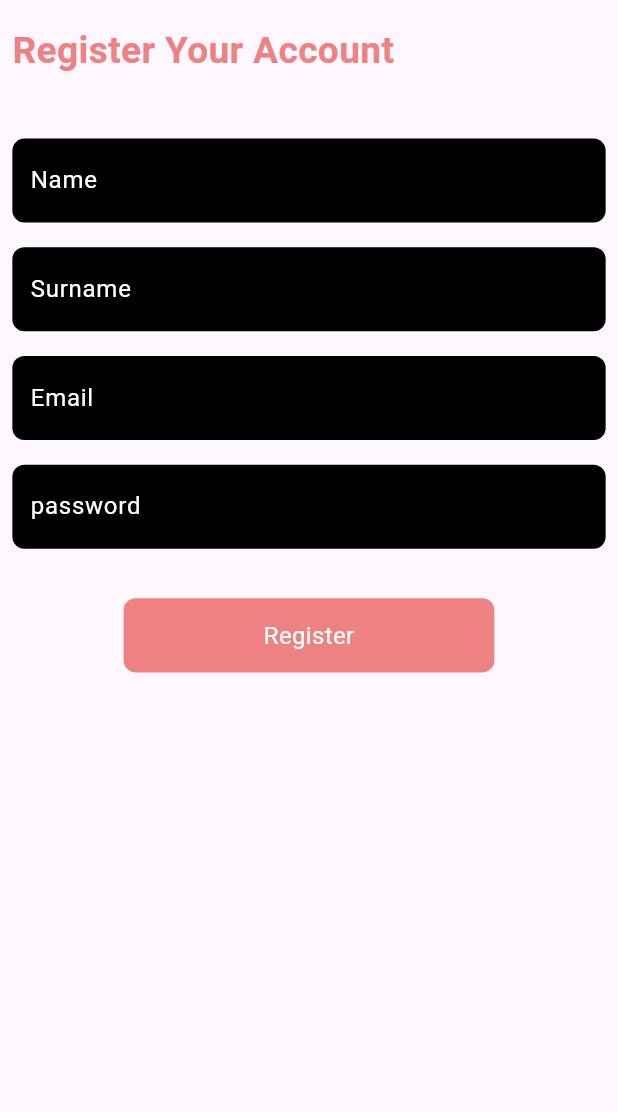
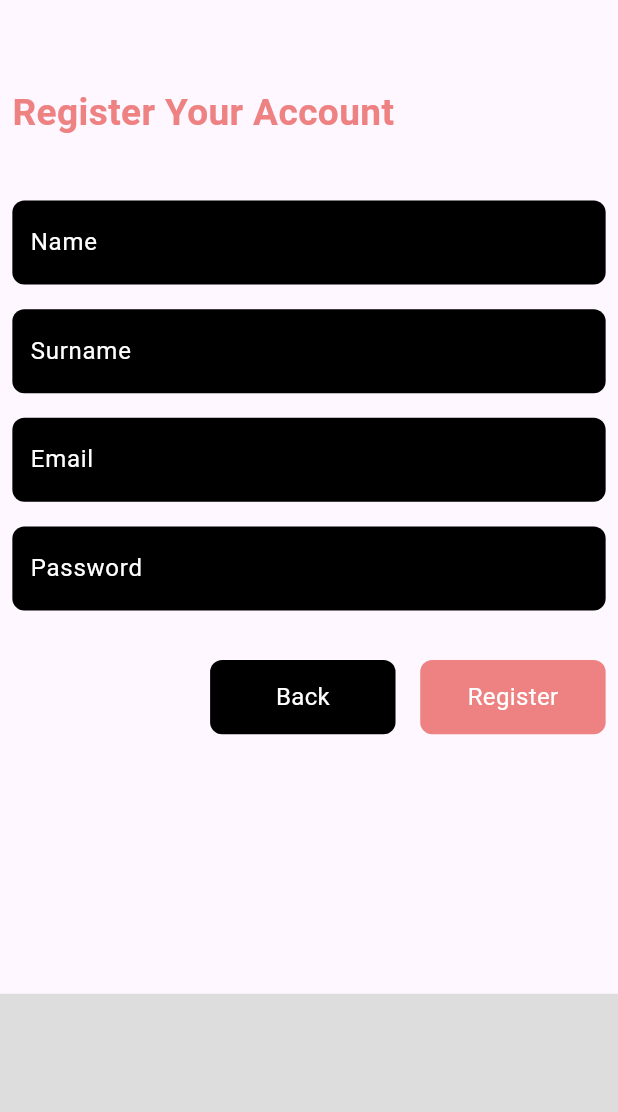
Before and after one commit to Xolani2015/cubezoo_todo_flutter, a Flutter app: the RegistrationPage screen opened by its route, on a phone screen of 412 x 824 dp, the part 124-1236 px from its top. Run offline on Flutter 3.47's test engine with Material 3 defaults, Android fonts, the phone set to English and light mode, and no system bars; our stand-ins replace bloc, cloud_firestore, email_validator, equatable, firebase_auth, firebase_core and 2 more; accounts and stored records are empty.

Commit message:
refractor: app adjustments

```diff
--- a/cubezoo_mobile_app/lib/pages/login_page.dart
+++ b/cubezoo_mobile_app/lib/pages/login_page.dart
@@ -227,7 +227,7 @@ class _LoginPageState extends State<LoginPage> {
                             color: const Color.fromARGB(255, 238, 129, 129)),
                       ),
                     ),
-                    SizedBox(height: mediaSize * 0.01),
+                    SizedBox(height: mediaSize * 0.035),
                   ],
                 ),
               ),
--- a/cubezoo_mobile_app/lib/pages/registration_page.dart
+++ b/cubezoo_mobile_app/lib/pages/registration_page.dart
@@ -1,18 +1,19 @@
 import 'package:cubezoo_mobile_app/blocs/registration_bloc/registration_bloc.dart';
 import 'package:cubezoo_mobile_app/blocs/registration_bloc/registration_event.dart';
 import 'package:cubezoo_mobile_app/blocs/registration_bloc/registration_state.dart';
-
 import 'package:flutter/material.dart';
 import 'package:flutter_bloc/flutter_bloc.dart';
 import 'login_page.dart';
 
 class RegistrationPage extends StatelessWidget {
+  final _formKey = GlobalKey<FormState>();
   final _emailController = TextEditingController();
   final _passwordController = TextEditingController();
   final _nameController = TextEditingController();
   final _surnameController = TextEditingController();
 
   void _register(BuildContext context) {
+    if (_formKey.currentState!.validate()) {
       final name = _nameController.text.trim();
       final surname = _surnameController.text.trim();
       final email = _emailController.text.trim();
@@ -26,6 +27,7 @@ class RegistrationPage extends StatelessWidget {
               password: password,
             ),
           );
+    }
   }
 
   @override
@@ -47,7 +49,10 @@ class RegistrationPage extends StatelessWidget {
           }
         },
         builder: (context, state) {
-          return Column(
+          return SingleChildScrollView(
+            child: Form(
+              key: _formKey,
+              child: Column(
                 children: <Widget>[
                   Container(
                     height: mediaSize * 0.1,
@@ -79,6 +84,7 @@ class RegistrationPage extends StatelessWidget {
                     padding: EdgeInsets.all(mediaSize * 0.01),
                     child: Column(
                       children: [
+                        SizedBox(height: mediaSize * 0.05),
                         Row(
                           children: [
                             Text(
@@ -86,7 +92,8 @@ class RegistrationPage extends StatelessWidget {
                               style: TextStyle(
                                 fontWeight: FontWeight.bold,
                                 fontSize: mediaSize * 0.03,
-                              color: const Color.fromARGB(255, 238, 129, 129)),
+                                color: const Color.fromARGB(255, 238, 129, 129),
+                              ),
                             ),
                           ],
                         ),
@@ -97,7 +104,7 @@ class RegistrationPage extends StatelessWidget {
                             borderRadius: BorderRadius.circular(8.0),
                           ),
                           padding: const EdgeInsets.symmetric(horizontal: 12.0),
-                      child: TextField(
+                          child: TextFormField(
                             controller: _nameController,
                             style: const TextStyle(color: Colors.white),
                             decoration: const InputDecoration(
@@ -105,6 +112,12 @@ class RegistrationPage extends StatelessWidget {
                               labelStyle: TextStyle(color: Colors.white),
                               border: InputBorder.none,
                             ),
+                            validator: (value) {
+                              if (value == null || value.isEmpty) {
+                                return 'Please enter your name';
+                              }
+                              return null;
+                            },
                           ),
                         ),
                         SizedBox(height: mediaSize * 0.02),
@@ -114,7 +127,7 @@ class RegistrationPage extends StatelessWidget {
                             borderRadius: BorderRadius.circular(8.0),
                           ),
                           padding: const EdgeInsets.symmetric(horizontal: 12.0),
-                      child: TextField(
+                          child: TextFormField(
                             controller: _surnameController,
                             style: const TextStyle(color: Colors.white),
                             decoration: const InputDecoration(
@@ -122,6 +135,12 @@ class RegistrationPage extends StatelessWidget {
                               labelStyle: TextStyle(color: Colors.white),
                               border: InputBorder.none,
                             ),
+                            validator: (value) {
+                              if (value == null || value.isEmpty) {
+                                return 'Please enter your surname';
+                              }
+                              return null;
+                            },
                           ),
                         ),
                         SizedBox(height: mediaSize * 0.02),
@@ -131,7 +150,7 @@ class RegistrationPage extends StatelessWidget {
                             borderRadius: BorderRadius.circular(8.0),
                           ),
                           padding: const EdgeInsets.symmetric(horizontal: 12.0),
-                      child: TextField(
+                          child: TextFormField(
                             controller: _emailController,
                             style: const TextStyle(color: Colors.white),
                             decoration: const InputDecoration(
@@ -139,6 +158,16 @@ class RegistrationPage extends StatelessWidget {
                               labelStyle: TextStyle(color: Colors.white),
                               border: InputBorder.none,
                             ),
+                            validator: (value) {
+                              if (value == null || value.isEmpty) {
+                                return 'Please enter your email';
+                              }
+                              if (!RegExp(r'^[\w-\.]+@([\w-]+\.)+[\w-]{2,4}$')
+                                  .hasMatch(value)) {
+                                return 'Please enter a valid email address';
+                              }
+                              return null;
+                            },
                           ),
                         ),
                         SizedBox(height: mediaSize * 0.02),
@@ -148,27 +177,70 @@ class RegistrationPage extends StatelessWidget {
                             borderRadius: BorderRadius.circular(8.0),
                           ),
                           padding: const EdgeInsets.symmetric(horizontal: 12.0),
-                      child: TextField(
+                          child: TextFormField(
                             obscureText: true,
                             controller: _passwordController,
                             style: const TextStyle(color: Colors.white),
                             decoration: const InputDecoration(
-                          labelText: 'password',
+                              labelText: 'Password',
                               labelStyle: TextStyle(color: Colors.white),
                               border: InputBorder.none,
                             ),
+                            validator: (value) {
+                              if (value == null || value.isEmpty) {
+                                return 'Please enter your password';
+                              }
+                              if (value.length < 6) {
+                                return 'Password must be at least 6 characters long';
+                              }
+                              return null;
+                            },
                           ),
                         ),
                         SizedBox(height: mediaSize * 0.04),
                         state is RegistrationLoading
                             ? CircularProgressIndicator()
-                        : Container(
-                            width: mediaSize * 0.3,
+                            : Row(
+                                mainAxisAlignment: MainAxisAlignment.end,
+                                children: [
+                                  Container(
+                                    width: mediaSize * 0.15,
                                     height: mediaSize * 0.06,
                                     decoration: BoxDecoration(
-                              color: const Color.fromARGB(255, 238, 129, 129),
-                              borderRadius:
-                                  BorderRadius.circular(8), // Rounded corners
+                                      color: const Color.fromARGB(255, 0, 0, 0),
+                                      borderRadius: BorderRadius.circular(
+                                          8), // Rounded corners
+                                    ),
+                                    child: InkWell(
+                                      onTap: () {
+                                        Navigator.pushAndRemoveUntil(
+                                          context,
+                                          MaterialPageRoute(
+                                              builder: (context) =>
+                                                  LoginPage()),
+                                          (Route<dynamic> route) => false,
+                                        );
+                                      }, // Action to be executed on tap
+                                      child: const Center(
+                                        child: Text(
+                                          'Back',
+                                          style: TextStyle(
+                                            color: Colors.white, // Text color
+                                            fontSize: 16, // Text size
+                                          ),
+                                        ),
+                                      ),
+                                    ),
+                                  ),
+                                  SizedBox(width: mediaSize * 0.02),
+                                  Container(
+                                    width: mediaSize * 0.15,
+                                    height: mediaSize * 0.06,
+                                    decoration: BoxDecoration(
+                                      color: const Color.fromARGB(
+                                          255, 238, 129, 129),
+                                      borderRadius: BorderRadius.circular(
+                                          8), // Rounded corners
                                     ),
                                     child: InkWell(
                                       onTap: () {
@@ -187,8 +259,25 @@ class RegistrationPage extends StatelessWidget {
                                   ),
                                 ],
                               ),
+                      ],
+                    ),
+                  ),
+                  SizedBox(
+                    height: mediaSize * 0.2,
+                  ),
+                  Row(
+                    children: [
+                      Expanded(
+                        child: Container(
+                          color: const Color.fromARGB(255, 221, 221, 221),
+                          height: mediaSize * 0.12,
+                        ),
+                      )
+                    ],
                   ),
                 ],
+              ),
+            ),
           );
         },
       ),
```
Also changed, not shown: cubezoo_mobile_app/lib/blocs/registration_bloc/registration_bloc.dart (+10 -1 lines). Lines whose indentation alone changed are shown as unchanged.
